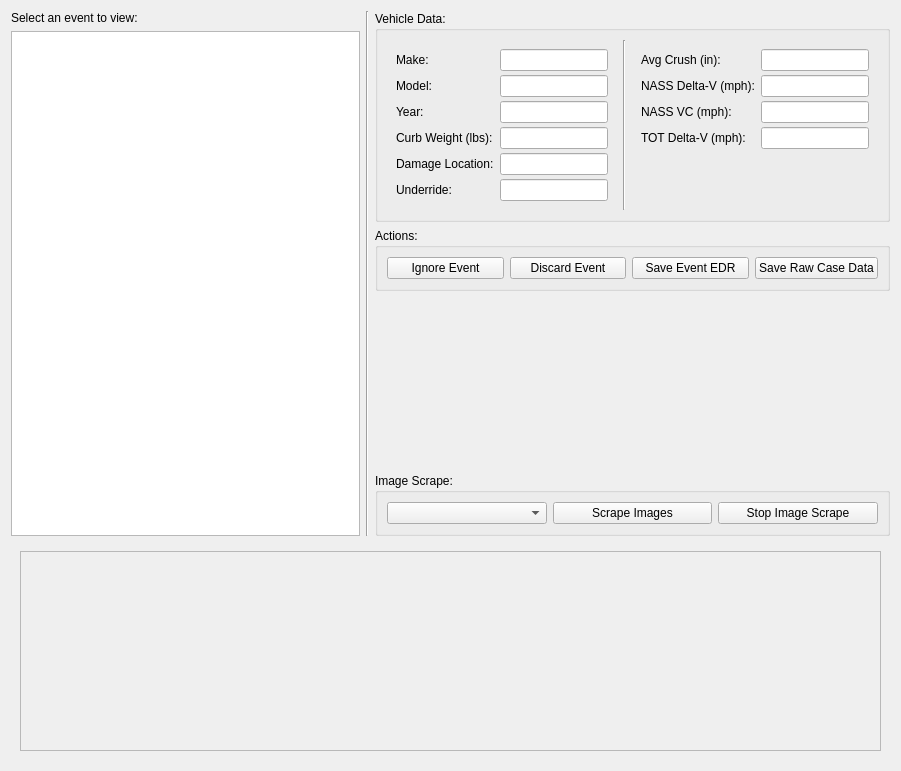
Qt form src/app/ui/EventsTab.ui (caden-maxwell/nhtsa-scrape) before a commit.
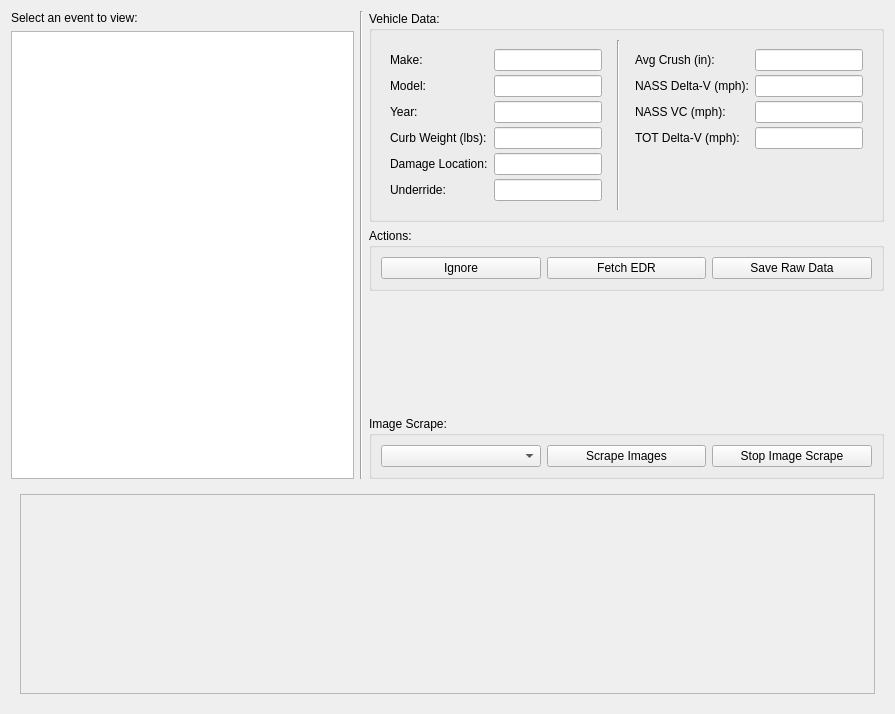
The same form after that commit.

Commit message: Mostly changes to the data viewer. Fixed things like button update logic, added a button to navigate to the saved data directory, changed/removed some priority values, and added the EDR getter for the NASS database (although it is kinda dumb, since it just gets html).

What changed in the file:
```diff
--- a/src/app/ui/EventsTab.ui
+++ b/src/app/ui/EventsTab.ui
@@ -6,8 +6,8 @@
    <rect>
     <x>0</x>
     <y>0</y>
-    <width>901</width>
-    <height>771</height>
+    <width>895</width>
+    <height>714</height>
    </rect>
   </property>
   <property name="windowTitle">
@@ -59,7 +59,7 @@
           <rect>
            <x>0</x>
            <y>0</y>
-           <width>863</width>
+           <width>857</width>
            <height>198</height>
           </rect>
          </property>
@@ -108,29 +108,25 @@
      <layout class="QHBoxLayout" name="horizontalLayout_3">
       <item>
        <widget class="QPushButton" name="ignoreBtn">
-        <property name="text">
-         <string>Ignore Event</string>
+        <property name="toolTip">
+         <string>Do not include this event in scatterplot or CSV.</string>
         </property>
-       </widget>
-      </item>
-      <item>
-       <widget class="QPushButton" name="discardBtn">
         <property name="text">
-         <string>Discard Event</string>
+         <string>Ignore</string>
         </property>
        </widget>
       </item>
       <item>
        <widget class="QPushButton" name="saveEDRBtn">
         <property name="text">
-         <string>Save Event EDR</string>
+         <string>Fetch EDR</string>
         </property>
        </widget>
       </item>
       <item>
        <widget class="QPushButton" name="saveCaseBtn">
         <property name="text">
-         <string>Save Raw Case Data</string>
+         <string>Save Raw Data</string>
         </property>
        </widget>
       </item>
```
Left out of the diff: 10 changed lines with no effect on the pictures. The commit also changes 17 other files.
